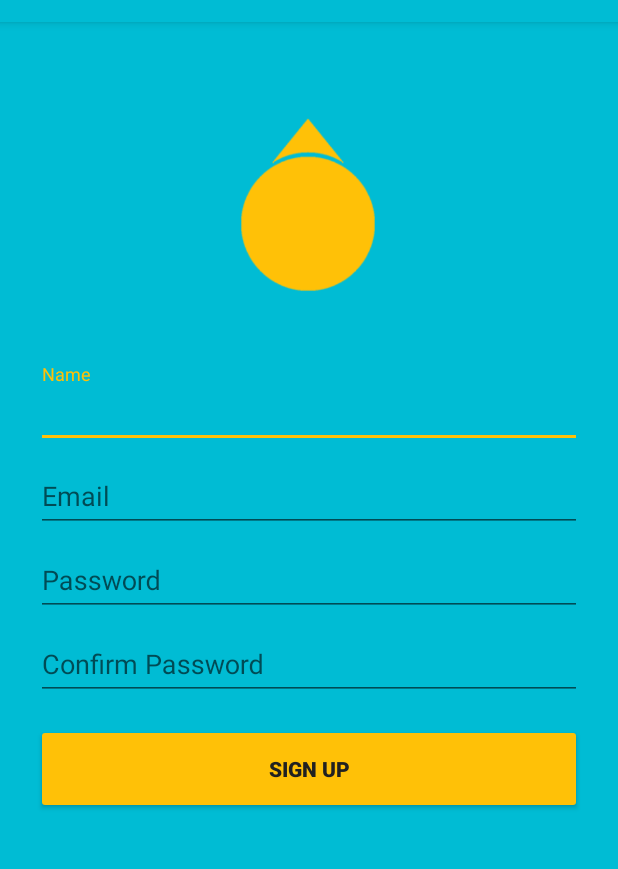
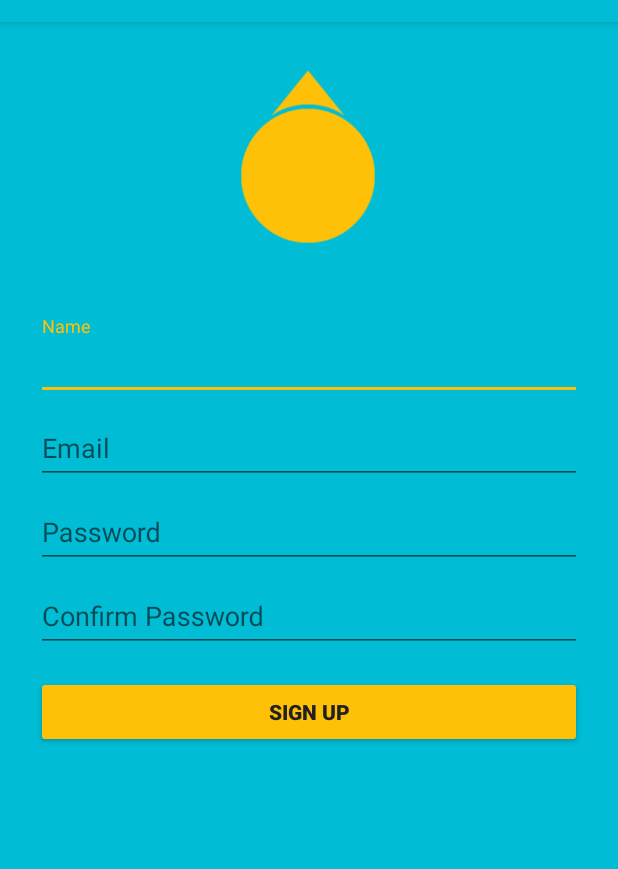
Before and after one commit to dan-wong/Friend-Compass, an Android app: the SignUpActivity screen opened directly, with no data from a screen before it, on a phone screen of 412 x 824 dp, the part 62-931 px from its top. Run offline under Robolectric (Android 15) with nearby library versions, the phone set to English and light mode, and no system bars; our stand-ins replace ButterKnife, Firebase (no records; nobody signed in at launch, a user with empty details on screens opened directly); libraries missing offline, so code that uses them is left out: es.dmoral.toasty.

Commit message:
I forgot to commit regularly Basically working now

```diff
--- a/app/build.gradle
+++ b/app/build.gradle
@@ -27,6 +27,7 @@ dependencies {
     implementation 'com.android.support.constraint:constraint-layout:1.1.3'
     implementation 'com.android.support:cardview-v7:27.1.1'
     implementation 'com.android.support:recyclerview-v7:27.1.1'
+    implementation 'com.android.support:design:27.1.1'
     implementation "android.arch.lifecycle:extensions:1.1.1"
     implementation "android.arch.lifecycle:viewmodel:1.1.1"
     implementation 'com.google.android.gms:play-services-location:16.0.0'
@@ -47,6 +48,5 @@ dependencies {
     testImplementation 'junit:junit:4.12'
     androidTestImplementation 'com.android.support.test:runner:1.0.2'
     androidTestImplementation 'com.android.support.test.espresso:espresso-core:3.0.2'
-    implementation 'com.android.support:design:27.1.1'
 }
 apply plugin: 'com.google.gms.google-services'
--- a/app/src/main/java/com/daniel/friendcompass/activities/AuthenticationActivities/SignInActivity.java
+++ b/app/src/main/java/com/daniel/friendcompass/activities/AuthenticationActivities/SignInActivity.java
@@ -15,6 +15,7 @@ import android.widget.Toast;
 import com.daniel.friendcompass.BaseApplication;
 import com.daniel.friendcompass.R;
 import com.daniel.friendcompass.activities.MainActivity.MainActivity;
+import com.daniel.friendcompass.userrepository.UserRepository;
 import com.daniel.friendcompass.util.VerifyUtil;
 import com.google.android.gms.tasks.OnCompleteListener;
 import com.google.android.gms.tasks.Task;
@@ -108,12 +109,13 @@ public class SignInActivity extends AppCompatActivity {
                     public void onComplete(@NonNull Task<AuthResult> task) {
                         if (task.isSuccessful()) {
                             Log.d(TAG, "signInWithEmail:success");
-                            progressBar.setVisibility(View.INVISIBLE);
+                            UserRepository.getInstance().resetUsersList();
                             navigateToMainActivity();
                         } else {
                             Log.w(TAG, "signInWithEmail:failure", task.getException());
                             Toasty.error(BaseApplication.getInstance(), "Authentication failed.", Toast.LENGTH_SHORT).show();
                         }
+                        progressBar.setVisibility(View.INVISIBLE);
                     }
                 });
     }
--- a/app/src/main/java/com/daniel/friendcompass/activities/AuthenticationActivities/SignUpActivity.java
+++ b/app/src/main/java/com/daniel/friendcompass/activities/AuthenticationActivities/SignUpActivity.java
@@ -17,6 +17,7 @@ import android.widget.Toast;
 import com.daniel.friendcompass.BaseApplication;
 import com.daniel.friendcompass.R;
 import com.daniel.friendcompass.activities.MainActivity.MainActivity;
+import com.daniel.friendcompass.userrepository.UserRepository;
 import com.daniel.friendcompass.util.VerifyUtil;
 import com.google.android.gms.tasks.OnCompleteListener;
 import com.google.android.gms.tasks.Task;
@@ -100,6 +101,7 @@ public class SignUpActivity extends AppCompatActivity {
                             Log.w(TAG, "createUserWithEmail:failure", task.getException());
                             Toasty.error(BaseApplication.getInstance(), "Sign up failed. Please try again.", Toast.LENGTH_SHORT).show();
                         }
+                        progressBar.setVisibility(View.INVISIBLE);
                     }
                 });
     }
@@ -115,7 +117,7 @@ public class SignUpActivity extends AppCompatActivity {
                     @Override
                     public void onComplete(@NonNull Task<Void> task) {
                         if (task.isSuccessful()) {
-                            Log.d(TAG, "User profile updated.");
+                            UserRepository.getInstance().createNewUser(auth.getCurrentUser());
                             progressBar.setVisibility(View.INVISIBLE);
                             showSuccessfulDialog();
                         }
--- a/app/src/main/java/com/daniel/friendcompass/util/LocationUtil.java
+++ b/app/src/main/java/com/daniel/friendcompass/util/LocationUtil.java
@@ -9,4 +9,9 @@ public class LocationUtil {
         location.setLongitude(longitude);
         return location;
     }
+
+    public static boolean isSameLocation(Location one, Location two) {
+        return one.getLatitude() == two.getLatitude() &&
+                one.getLongitude() == two.getLongitude();
+    }
 }
--- a/app/src/main/res/layout/activity_forgot_password.xml
+++ b/app/src/main/res/layout/activity_forgot_password.xml
@@ -28,7 +28,7 @@
         android:layout_width="140dp"
         android:layout_height="140dp"
         android:layout_marginStart="32dp"
-        android:layout_marginTop="64dp"
+        android:layout_marginTop="32dp"
         android:layout_marginEnd="32dp"
         app:layout_constraintEnd_toEndOf="parent"
         app:layout_constraintStart_toStartOf="parent"
--- a/app/src/main/res/layout/activity_main.xml
+++ b/app/src/main/res/layout/activity_main.xml
@@ -80,7 +80,6 @@
             android:layout_width="wrap_content"
             android:layout_height="wrap_content"
             android:fontFamily="sans-serif"
-            android:text="@string/default_name"
             android:textAlignment="viewEnd"
             android:textColor="@color/secondary_text"
             android:textSize="14sp"
--- a/app/src/main/res/layout/activity_sign_up.xml
+++ b/app/src/main/res/layout/activity_sign_up.xml
@@ -28,7 +28,7 @@
         android:layout_width="140dp"
         android:layout_height="140dp"
         android:layout_marginStart="32dp"
-        android:layout_marginTop="64dp"
+        android:layout_marginTop="32dp"
         android:layout_marginEnd="32dp"
         app:layout_constraintEnd_toEndOf="parent"
         app:layout_constraintHorizontal_bias="0.497"
@@ -51,7 +51,9 @@
             android:id="@+id/nameEditText"
             android:layout_width="match_parent"
             android:layout_height="wrap_content"
-            android:hint="@string/name" />
+            android:hint="@string/name"
+            android:inputType="text"
+            android:maxLines="1" />
     </android.support.design.widget.TextInputLayout>
 
     <android.support.design.widget.TextInputLayout
@@ -68,7 +70,9 @@
             android:id="@+id/emailEditText"
             android:layout_width="match_parent"
             android:layout_height="wrap_content"
-            android:hint="@string/email" />
+            android:hint="@string/email"
+            android:inputType="text"
+            android:maxLines="1" />
 
     </android.support.design.widget.TextInputLayout>
 
@@ -113,7 +117,7 @@
         android:id="@+id/signUpBtn"
         style="@style/Widget.AppCompat.Button.Colored"
         android:layout_width="0dp"
-        android:layout_height="60dp"
+        android:layout_height="wrap_content"
         android:layout_marginStart="24dp"
         android:layout_marginTop="16dp"
         android:layout_marginEnd="24dp"
--- a/app/src/main/res/values/styles.xml
+++ b/app/src/main/res/values/styles.xml
@@ -10,8 +10,5 @@
 
     <style name="AppTheme.Launcher">
         <item name="android:windowBackground">@drawable/splash_screen</item>
-        <item name="windowActionBar">false</item>
-        <item name="windowNoTitle">true</item>
-        <item name="windowActionModeOverlay">true</item>
     </style>
 </resources>
```
Also changed, not shown: app/src/main/java/com/daniel/friendcompass/activities/MainActivity/MainViewModel.java (+7 -2 lines), app/src/main/java/com/daniel/friendcompass/azimuth/AzimuthSensor.java (+11 -3 lines), app/src/main/java/com/daniel/friendcompass/models/User.java (+8 -2 lines), app/src/main/java/com/daniel/friendcompass/userrepository/UserRepository.java (+56 -3 lines), app/src/main/res/layout/activity_sign_in.xml (+7 -4 lines).
